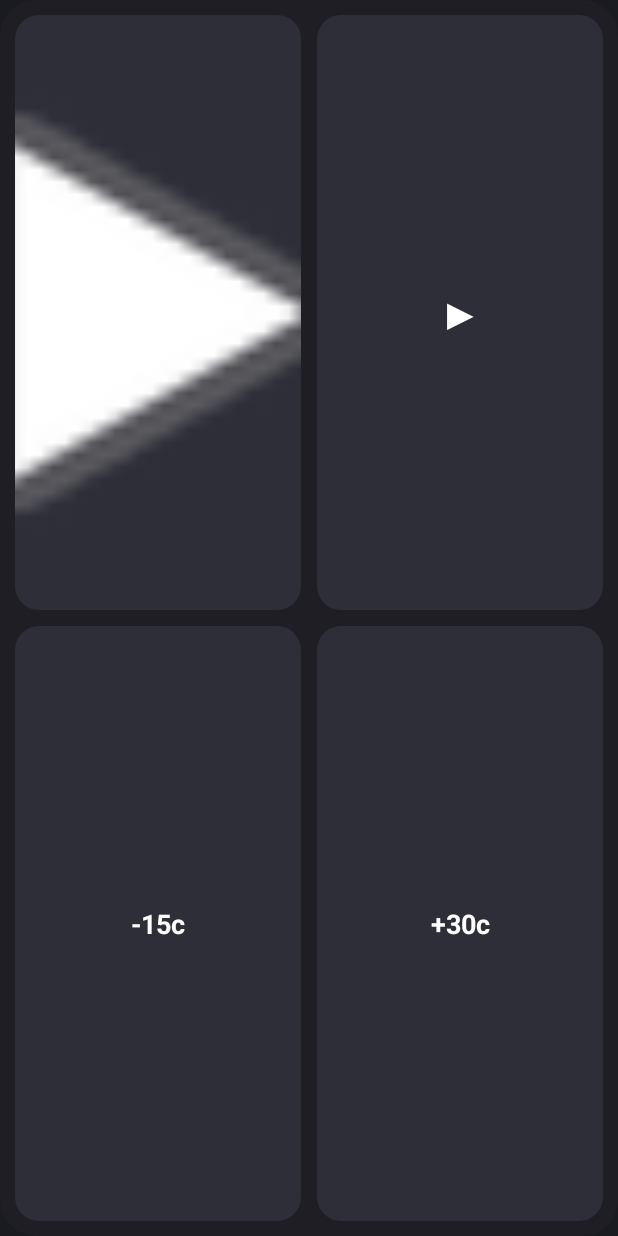
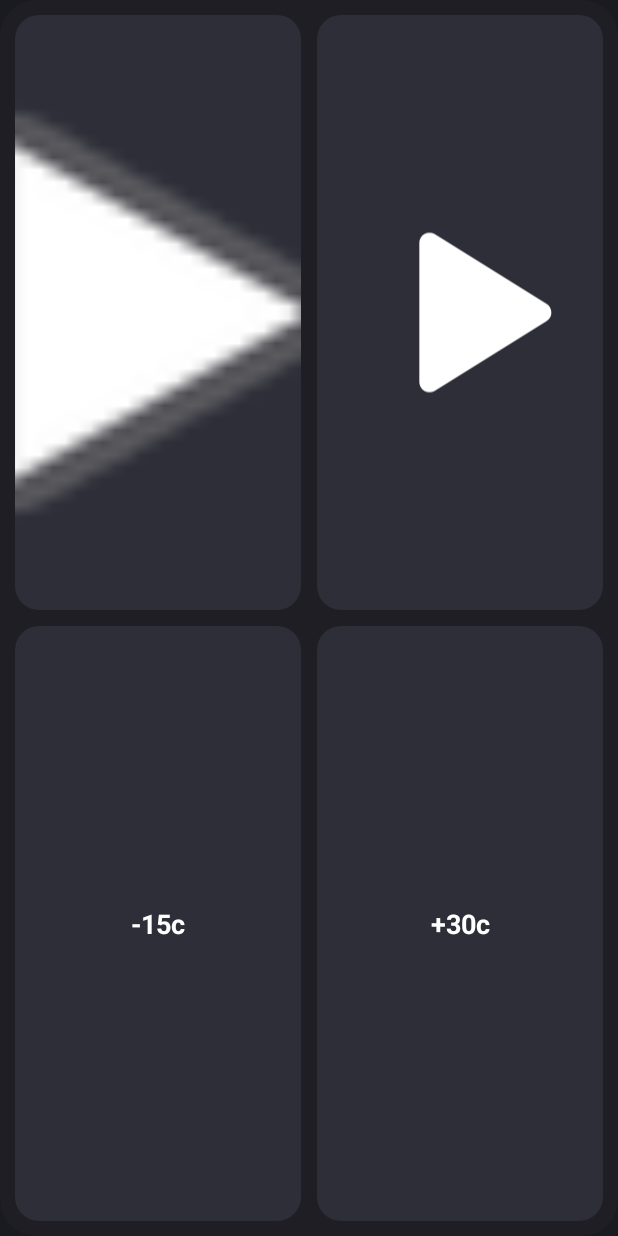
Before and after one commit to ciffaa/player, an Android app: the layout widget_grid.xml on its own in the app's theme, with its tools: preview values and no code run, on a phone screen of 412 x 824 dp. Run offline under Robolectric (Android 15) with nearby library versions, the phone set to English and light mode, and no system bars.

Commit message:
Update widget_grid.xml

```diff
--- a/app/src/main/res/layout/widget_grid.xml
+++ b/app/src/main/res/layout/widget_grid.xml
@@ -23,17 +23,17 @@
             android:scaleType="centerCrop"
             android:src="@android:drawable/ic_media_play" />
 
-        <TextView
+        <ImageView
             android:id="@+id/widget_play_pause"
             android:layout_width="0dp"
             android:layout_height="match_parent"
             android:layout_weight="1"
             android:layout_marginStart="5dp"
             android:background="@drawable/widget_tile_bg"
-            android:gravity="center"
-            android:text="▶"
-            android:textColor="#FFFFFF"
-            android:textSize="30sp" />
+            android:padding="14dp"
+            android:scaleType="fitCenter"
+            android:src="@drawable/ic_play"
+            android:tint="#FFFFFF" />
     </LinearLayout>
 
     <LinearLayout
```
